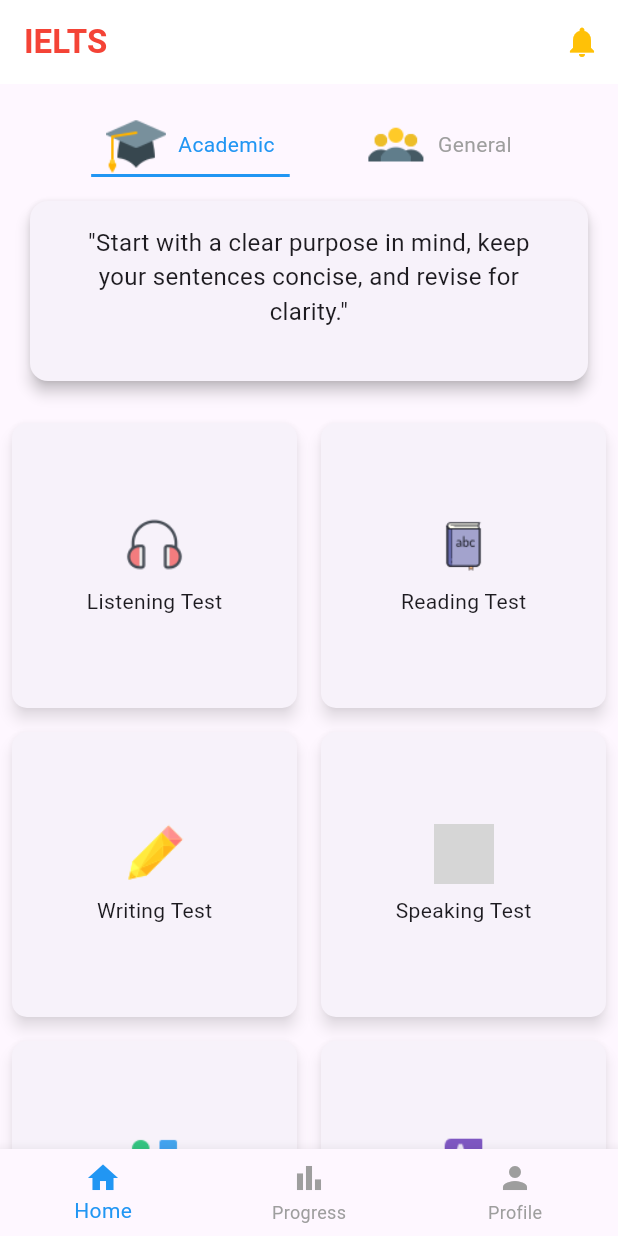
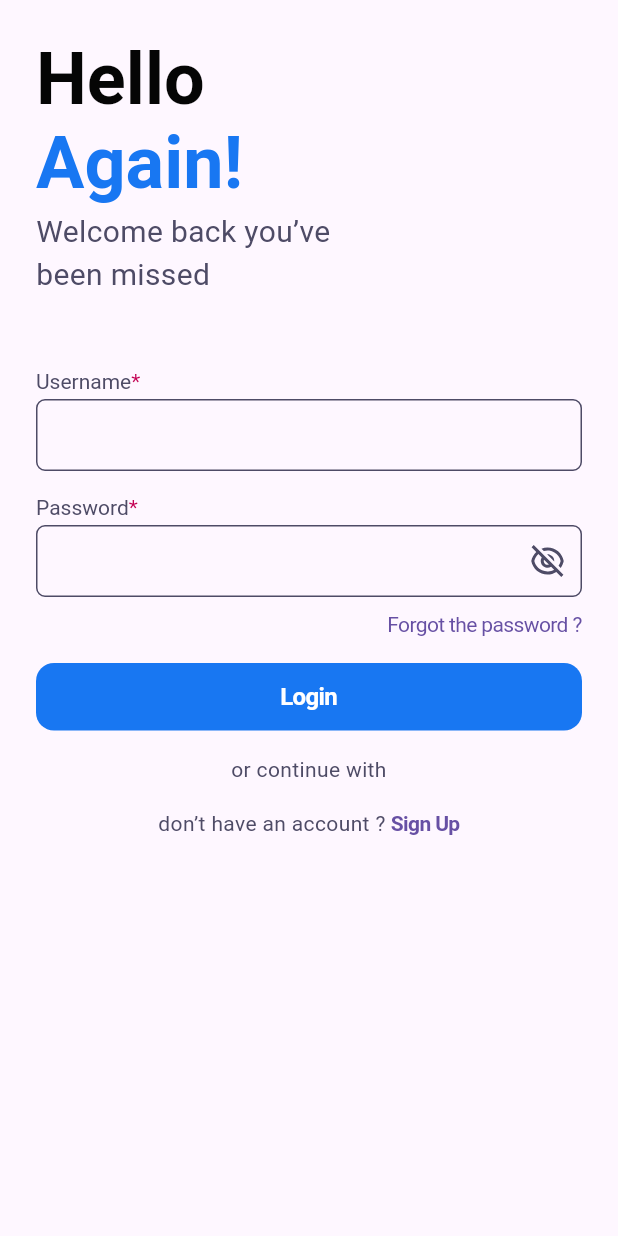
Before and after one commit to huongnguyen213/ielts_practice_flutter_application, a Flutter app: the screen it shows after launch, on a phone screen of 412 x 824 dp. Run offline on Flutter 3.47's test engine with Material 3 defaults, Android fonts, the phone set to English and light mode, and no system bars; drawn by our look-alikes of carousel_slider; our stand-ins replace audioplayers, bloc, camera, confetti, equatable, flutter_animate and 7 more; missing offline and left inert: flutter_sound; grey boxes are pictures that could not be loaded.

Commit message:
#3 up login sign

```diff
--- /dev/null
+++ b/lib/core/constants/icons.dart
@@ -0,0 +1,2 @@
+String kIcShowPassword = "assets/icons/ic_show_password.svg";
+String kIcHidePassword = "assets/icons/ic_hide_password.svg";
--- a/lib/main.dart
+++ b/lib/main.dart
@@ -1,5 +1,6 @@
 import 'package:flutter/material.dart';
 import 'package:flutter_bloc/flutter_bloc.dart';
+import 'package:ielts_practice_flutter_application/page/auth/pages/login_page.dart';
 import 'package:ielts_practice_flutter_application/page/layout/home_page.dart';
 
 import 'page/reading/cubit/test_cubit.dart';
@@ -18,7 +19,7 @@
         theme: ThemeData(
           primarySwatch: Colors.blue,
         ),
-        home: HomePage(),
+        home: const LoginPage(),
         debugShowCheckedModeBanner: false,
       ),
     );
--- /dev/null
+++ b/lib/page/auth/pages/login_page.dart
@@ -0,0 +1,293 @@
+import 'dart:convert';
+
+import 'package:flutter/cupertino.dart';
+import 'package:flutter/material.dart';
+import 'package:flutter_svg/flutter_svg.dart';
+import 'package:gap/gap.dart';
+import 'package:ielts_practice_flutter_application/page/auth/pages/signup_page.dart';
+import 'package:ielts_practice_flutter_application/page/layout/home_page.dart';
+import 'package:shared_preferences/shared_preferences.dart';
+
+import '../../../core/constants/colors.dart';
+import '../../../core/constants/icons.dart';
+
+class LoginPage extends StatefulWidget {
+  const LoginPage({super.key});
+
+  @override
+  State<LoginPage> createState() => _LoginPageState();
+}
+
+class _LoginPageState extends State<LoginPage> {
+  final TextEditingController _usernameController = TextEditingController();
+  final TextEditingController _passwordController = TextEditingController();
+  bool _passwordObscure = true;
+
+  @override
+  Widget build(BuildContext context) {
+    return Scaffold(
+      body: SafeArea(
+        child: SingleChildScrollView(
+          child: Padding(
+            padding: const EdgeInsets.all(24),
+            child: Column(
+              crossAxisAlignment: CrossAxisAlignment.start,
+              children: [
+                RichText(
+                  text: TextSpan(
+                    text: "Hello",
+                    children: [
+                      TextSpan(
+                        text: "\nAgain!",
+                        style: TextStyle(
+                          color: kPrimaryColor,
+                        ),
+                      ),
+                    ],
+                    style: TextStyle(
+                      fontSize: 48,
+                      fontWeight: FontWeight.w700,
+                      color: kTitleActiveColor,
+                    ),
+                  ),
+                ),
+                const Gap(4),
+                Text(
+                  "Welcome back you’ve\nbeen missed",
+                  style: TextStyle(
+                    fontSize: 20,
+                    fontWeight: FontWeight.w400,
+                    color: kBodyTextColor,
+                  ),
+                ),
+                const Gap(48),
+                RichText(
+                  text: TextSpan(
+                    text: "Username",
+                    children: [
+                      TextSpan(
+                        text: "*",
+                        style: TextStyle(color: kErrorDarkColor),
+                      ),
+                    ],
+                    style: TextStyle(
+                      fontSize: 14,
+                      fontWeight: FontWeight.w400,
+                      color: kBodyTextColor,
+                    ),
+                  ),
+                ),
+                const Gap(4),
+                CupertinoTextField(
+                  controller: _usernameController,
+                  maxLines: 1,
+                  keyboardType: TextInputType.text,
+                  padding: const EdgeInsets.all(15),
+                  style: TextStyle(
+                    fontSize: 14,
+                    fontWeight: FontWeight.w400,
+                    color: kTitleActiveColor,
+                  ),
+                  decoration: BoxDecoration(
+                    border: Border.all(
+                      width: 1,
+                      color: kBodyTextColor,
+                    ),
+                    borderRadius: BorderRadius.circular(6),
+                  ),
+                ),
+                const Gap(16),
+                RichText(
+                  text: TextSpan(
+                    text: "Password",
+                    children: [
+                      TextSpan(
+                        text: "*",
+                        style: TextStyle(color: kErrorDarkColor),
+                      ),
+                    ],
+                    style: TextStyle(
+                      fontSize: 14,
+                      fontWeight: FontWeight.w400,
+                      color: kBodyTextColor,
+                    ),
+                  ),
+                ),
+                const Gap(4),
+                CupertinoTextField(
+                  controller: _passwordController,
+                  maxLines: 1,
+                  obscureText: _passwordObscure,
+                  keyboardType: TextInputType.visiblePassword,
+                  padding: const EdgeInsets.all(15),
+                  suffix: Padding(
+                    padding: const EdgeInsets.only(right: 10),
+                    child: CupertinoButton(
+                      onPressed: () {
+                        setState(() {
+                          _passwordObscure = !_passwordObscure;
+                        });
+                      },
+                      minSize: 0,
+                      padding: EdgeInsets.zero,
+                      child: SvgPicture.asset(
+                        _passwordObscure ? kIcHidePassword : kIcShowPassword,
+                      ),
+                    ),
+                  ),
+                  style: TextStyle(
+                    fontSize: 14,
+                    fontWeight: FontWeight.w400,
+                    color: kTitleActiveColor,
+                  ),
+                  decoration: BoxDecoration(
+                    border: Border.all(
+                      width: 1,
+                      color: kBodyTextColor,
+                    ),
+                    borderRadius: BorderRadius.circular(6),
+                  ),
+                ),
+                const Gap(10),
+                Row(
+                  mainAxisAlignment: MainAxisAlignment.end,
+                  children: [
+                    CupertinoButton(
+                      minSize: 0,
+                      padding: EdgeInsets.zero,
+                      onPressed: () {},
+                      child: const Text(
+                        "Forgot the password ?",
+                        style: TextStyle(
+                          fontSize: 14,
+                          fontWeight: FontWeight.w400,
+                        ),
+                      ),
+                    ),
+                  ],
+                ),
+                const Gap(18),
+                SizedBox(
+                  width: double.infinity,
+                  child: CupertinoButton(
+                    color: kPrimaryColor,
+                    padding: const EdgeInsets.symmetric(vertical: 13),
+                    onPressed: () async {
+                      String username = _usernameController.value.text.trim();
+                      String password = _passwordController.value.text.trim();
+                      if (username.isEmpty || password.isEmpty) {
+                        _showFailureDialog(context);
+                      } else {
+                        final SharedPreferences prefs =
+                            await SharedPreferences.getInstance();
+                        List<dynamic> data = jsonDecode(
+                            prefs.getString("users") == null
+                                ? "[]"
+                                : prefs.getString("users").toString());
+                        List<User> users = User.decode(data);
+                        bool check = false;
+                        for (var e in users) {
+                          if (e.username == username &&
+                              e.password == password) {
+                            Navigator.of(context).push(CupertinoPageRoute(
+                              builder: (context) => HomePage(),
+                            ));
+                            check = true;
+                            break;
+                          }
+                        }
+                        if (check == false) {
+                          _showFailureDialog(context);
+                        }
+                      }
+                    },
+                    child: Text(
+                      "Login",
+                      style: TextStyle(
+                        fontSize: 16,
+                        fontWeight: FontWeight.w600,
+                        color: kWhiteColor,
+                      ),
+                    ),
+                  ),
+                ),
+                const Gap(16),
+                SizedBox(
+                  width: double.infinity,
+                  child: Text(
+                    "or continue with",
+                    textAlign: TextAlign.center,
+                    style: TextStyle(
+                      fontSize: 14,
+                      fontWeight: FontWeight.w400,
+                      color: kBodyTextColor,
+                    ),
+                  ),
+                ),
+                const Gap(16),
+                Row(
+                  mainAxisAlignment: MainAxisAlignment.center,
+                  children: [
+                    Text(
+                      "don’t have an account ? ",
+                      style: TextStyle(
+                        fontSize: 14,
+                        fontWeight: FontWeight.w400,
+                        color: kBodyTextColor,
+                      ),
+                    ),
+                    CupertinoButton(
+                      onPressed: () {
+                        Navigator.of(context).push(CupertinoPageRoute(
+                          builder: (context) => const SignupPage(),
+                        ));
+                      },
+                      minSize: 0,
+                      padding: EdgeInsets.zero,
+                      child: const Text(
+                        "Sign Up",
+                        style: TextStyle(
+                          fontSize: 14,
+                          fontWeight: FontWeight.w600,
+                        ),
+                      ),
+                    ),
+                  ],
+                ),
+              ],
+            ),
+          ),
+        ),
+      ),
+    );
+  }
+
+  void _showFailureDialog(BuildContext context) {
+    showCupertinoModalPopup<void>(
+      context: context,
+      builder: (BuildContext context) => CupertinoAlertDialog(
+        title: const Text('Login failure'),
+        content: const Text('Please check inputs field!'),
+        actions: <CupertinoDialogAction>[
+          CupertinoDialogAction(
+            /// This parameter indicates the action would perform
+            /// a destructive action such as deletion, and turns
+            /// the action's text color to red.
+            isDestructiveAction: true,
+            onPressed: () {
+              Navigator.pop(context);
+            },
+            child: const Text('OK'),
+          ),
+        ],
+      ),
+    );
+  }
+
+  @override
+  void dispose() {
+    _usernameController.dispose();
+    _passwordController.dispose();
+    super.dispose();
+  }
+}
--- a/pubspec.yaml
+++ b/pubspec.yaml
@@ -31,7 +31,7 @@
   just_audio: ^0.9.38
   flutter_sound: 9.2.13
   permission_handler: ^11.3.1
-  shared_preferences: ^2.0.0
+  shared_preferences: ^2.2.3
   carousel_slider: ^4.0.0
   flutter:
     sdk: flutter
@@ -51,6 +51,7 @@
   flutter_bloc: ^8.1.6
   equatable: ^2.0.5
   pie_chart: ^5.4.0
+  flutter_svg: ^2.0.10+1
 
 dev_dependencies:
   flutter_test:
@@ -75,6 +76,7 @@
   uses-material-design: true
   assets:
     - assets/images/
+    - assets/icons/
     - assets/mock/
     - icons/icons8-book-48.png
     - icons/icons8-diversity-48.png
```
Also changed, not shown: lib/core/constants/colors.dart (added, +24 -0 lines), lib/page/auth/pages/signup_page.dart (added, +345 -0 lines), lib/page/reading/widgets/drawable_answers.dart (+23 -5 lines), lib/page/reading/widgets/dropdown.dart (+13 -9 lines), assets/icons/ic_hide_password.svg (added), assets/icons/ic_show_password.svg (added), pubspec.lock.
